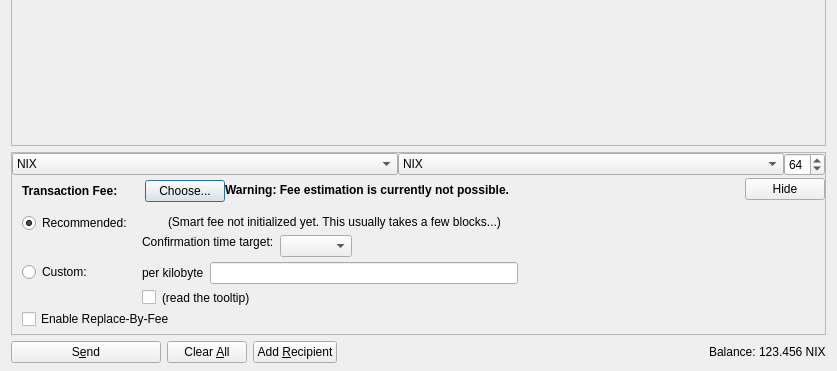
First picture: the form in src/qt/forms/sendcoinsdialog.ui, repository koifinance/NixCore, before the edit; both pictures show x 0 to 837 and y 236 to 607 of the 837 by 607 pixel window.
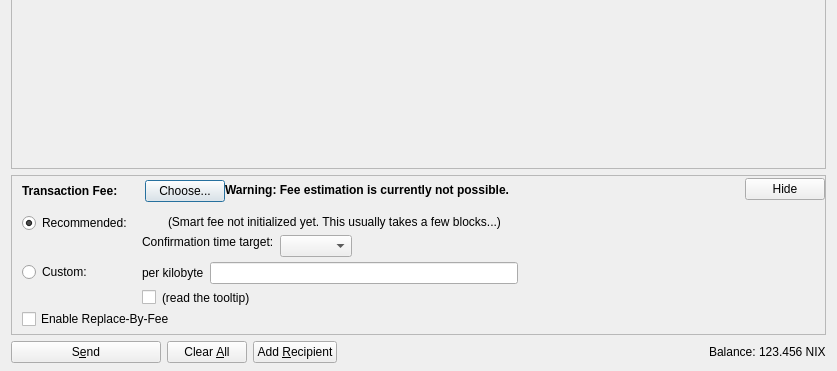
Second picture: the form after the edit. Icons and pictures are not drawn. Custom widgets are drawn as their Qt base class.

```diff
--- a/src/qt/forms/sendcoinsdialog.ui
+++ b/src/qt/forms/sendcoinsdialog.ui
@@ -588,7 +588,7 @@
         <x>0</x>
         <y>0</y>
         <width>811</width>
-        <height>75</height>
+        <height>103</height>
        </rect>
       </property>
       <layout class="QVBoxLayout" name="verticalLayout_2" stretch="0,1">
@@ -665,48 +665,7 @@
        <number>0</number>
       </property>
       <item>
-       <layout class="QHBoxLayout" name="horizontalLayout_3">
-        <item>
-         <widget class="QComboBox" name="cbxTypeFrom">
-          <property name="toolTip">
-           <string>Balance type to send from.</string>
-          </property>
-          <item>
-           <property name="text">
-            <string>NIX</string>
-           </property>
-          </item>
-         </widget>
-        </item>
-        <item>
-         <widget class="QComboBox" name="cbxTypeTo">
-          <property name="toolTip">
-           <string>Balance type to send to.</string>
-          </property>
-          <item>
-           <property name="text">
-            <string>NIX</string>
-           </property>
-          </item>
-         </widget>
-        </item>
-        <item>
-         <widget class="QSpinBox" name="spinMaxInputs">
-          <property name="sizePolicy">
-           <sizepolicy hsizetype="Fixed" vsizetype="Fixed">
-            <horstretch>0</horstretch>
-            <verstretch>0</verstretch>
-           </sizepolicy>
-          </property>
-          <property name="minimum">
-           <number>1</number>
-          </property>
-          <property name="value">
-           <number>64</number>
-          </property>
-         </widget>
-        </item>
-       </layout>
+       <layout class="QHBoxLayout" name="horizontalLayout_3"/>
       </item>
       <item>
        <layout class="QVBoxLayout" name="verticalLayoutFee2" stretch="0,0,0">
```
